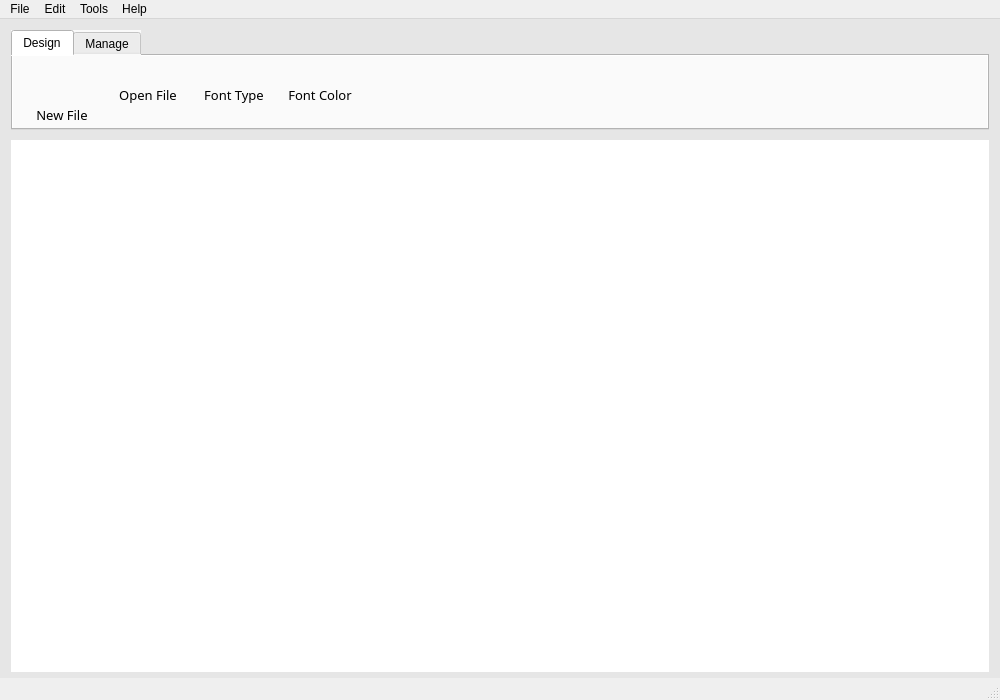
This is Program/RicercaDocs/mainwindow.ui in LRANUL/UOP_SE_Y3S1-SOFT336SL_CROSS_PLATFORM_APPLICATION_DEVELOPMENT_IN_CPP as Qt 5 draws it before an edit. The edited form follows.
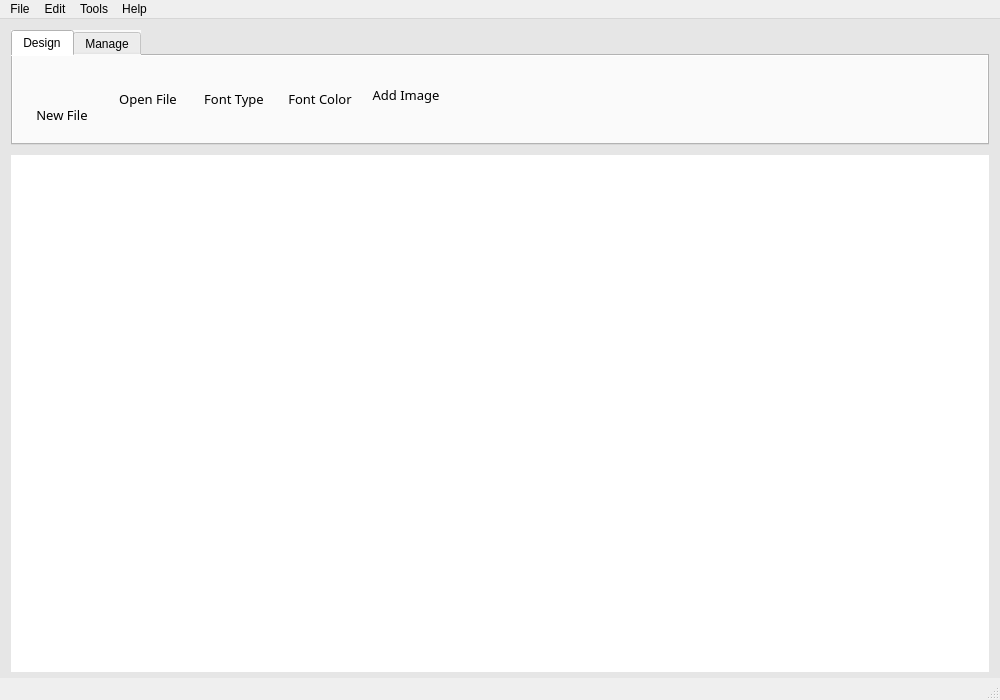
This is the edited form. Icons and pictures are not drawn.

The edit to the form file:
```diff
--- a/Program/RicercaDocs/mainwindow.ui
+++ b/Program/RicercaDocs/mainwindow.ui
@@ -150,7 +150,7 @@
          <property name="maximumSize">
           <size>
            <width>16777215</width>
-           <height>100</height>
+           <height>115</height>
           </size>
          </property>
          <property name="autoFillBackground">
@@ -166,9 +166,9 @@
           <attribute name="title">
            <string>Design</string>
           </attribute>
-          <layout class="QHBoxLayout" name="horizontalLayout">
-           <item>
-            <widget class="QPushButton" name="newFile">
+          <layout class="QGridLayout" name="gridLayout_3">
+           <item row="0" column="4" rowspan="2" colspan="2">
+            <widget class="QPushButton" name="fontColor">
              <property name="minimumSize">
               <size>
                <width>0</width>
@@ -191,11 +191,10 @@
               <bool>false</bool>
              </property>
              <property name="styleSheet">
-              <string notr="true">background-color: rgb(240, 240, 240);
-text-align:bottom;</string>
+              <string notr="true">background-color: rgb(240, 240, 240);</string>
              </property>
              <property name="text">
-              <string>New File</string>
+              <string>Font Color</string>
              </property>
              <property name="icon">
               <iconset resource="assets.qrc">
@@ -212,7 +211,7 @@
              </property>
             </widget>
            </item>
-           <item>
+           <item row="0" column="2" rowspan="2">
             <widget class="QPushButton" name="openFile">
              <property name="minimumSize">
               <size>
@@ -256,7 +255,64 @@
              </property>
             </widget>
            </item>
-           <item>
+           <item row="0" column="7">
+            <spacer name="horizontalSpacer">
+             <property name="orientation">
+              <enum>Qt::Horizontal</enum>
+             </property>
+             <property name="sizeHint" stdset="0">
+              <size>
+               <width>40</width>
+               <height>20</height>
+              </size>
+             </property>
+            </spacer>
+           </item>
+           <item row="0" column="6">
+            <widget class="QPushButton" name="insertImage">
+             <property name="minimumSize">
+              <size>
+               <width>0</width>
+               <height>60</height>
+              </size>
+             </property>
+             <property name="font">
+              <font>
+               <family>Arial Nova Light</family>
+               <pointsize>10</pointsize>
+              </font>
+             </property>
+             <property name="focusPolicy">
+              <enum>Qt::StrongFocus</enum>
+             </property>
+             <property name="layoutDirection">
+              <enum>Qt::LeftToRight</enum>
+             </property>
+             <property name="autoFillBackground">
+              <bool>false</bool>
+             </property>
+             <property name="styleSheet">
+              <string notr="true">background-color: rgb(240, 240, 240);</string>
+             </property>
+             <property name="text">
+              <string>Add Image</string>
+             </property>
+             <property name="icon">
+              <iconset resource="assets.qrc">
+               <normaloff>:/assets/icons/image.png</normaloff>:/assets/icons/image.png</iconset>
+             </property>
+             <property name="iconSize">
+              <size>
+               <width>60</width>
+               <height>60</height>
+              </size>
+             </property>
+             <property name="flat">
+              <bool>true</bool>
+             </property>
+            </widget>
+           </item>
+           <item row="0" column="3" rowspan="2">
             <widget class="QPushButton" name="font">
              <property name="minimumSize">
               <size>
@@ -300,8 +356,8 @@
              </property>
             </widget>
            </item>
-           <item>
-            <widget class="QPushButton" name="fontColor">
+           <item row="0" column="1">
+            <widget class="QPushButton" name="newFile">
              <property name="minimumSize">
               <size>
                <width>0</width>
@@ -324,10 +380,11 @@
               <bool>false</bool>
              </property>
              <property name="styleSheet">
-              <string notr="true">background-color: rgb(240, 240, 240);</string>
+              <string notr="true">background-color: rgb(240, 240, 240);
+text-align:bottom;</string>
              </property>
              <property name="text">
-              <string>Font Color</string>
+              <string>New File</string>
              </property>
              <property name="icon">
               <iconset resource="assets.qrc">
@@ -344,19 +401,6 @@
              </property>
             </widget>
            </item>
-           <item>
-            <spacer name="horizontalSpacer">
-             <property name="orientation">
-              <enum>Qt::Horizontal</enum>
-             </property>
-             <property name="sizeHint" stdset="0">
-              <size>
-               <width>40</width>
-               <height>20</height>
-              </size>
-             </property>
-            </spacer>
-           </item>
           </layout>
          </widget>
          <widget class="QWidget" name="manage">
```
Left out of the diff: 18 changed lines with no effect on the pictures.
